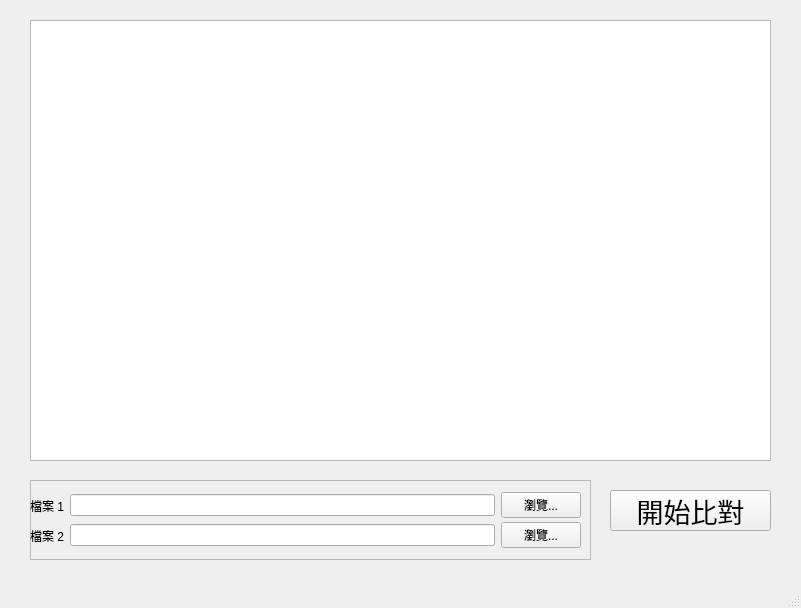
Qt form ui/main.ui (YiHaoLin1207/DataCompare) before a commit.
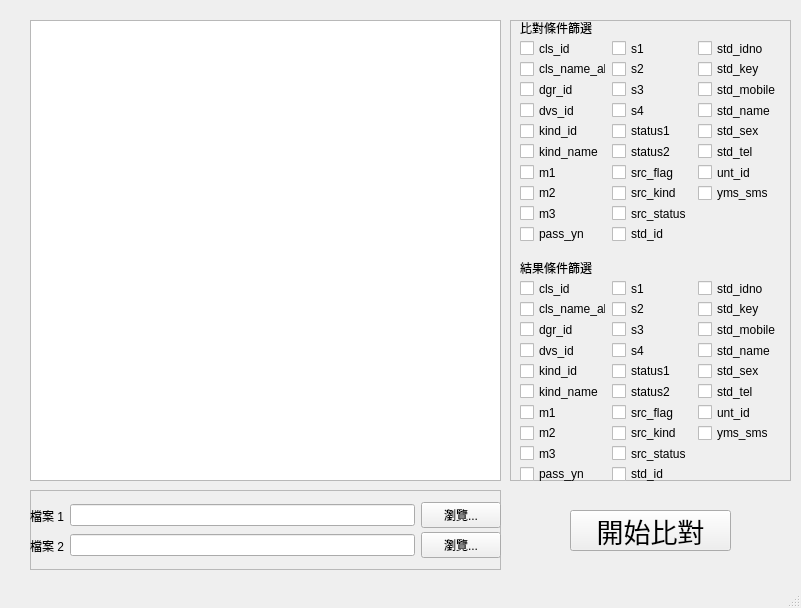
The same form after that commit.

Patch:
```diff
--- a/ui/main.ui
+++ b/ui/main.ui
@@ -20,8 +20,8 @@
    <widget class="QPushButton" name="startBtn">
     <property name="geometry">
      <rect>
-      <x>610</x>
-      <y>490</y>
+      <x>570</x>
+      <y>510</y>
       <width>161</width>
       <height>41</height>
      </rect>
@@ -46,8 +46,8 @@
      <rect>
       <x>30</x>
       <y>20</y>
-      <width>741</width>
-      <height>441</height>
+      <width>471</width>
+      <height>461</height>
      </rect>
     </property>
    </widget>
@@ -65,8 +65,8 @@
     <property name="geometry">
      <rect>
       <x>30</x>
-      <y>480</y>
-      <width>561</width>
+      <y>490</y>
+      <width>471</width>
       <height>80</height>
      </rect>
     </property>
@@ -81,7 +81,7 @@
       <rect>
        <x>0</x>
        <y>40</y>
-       <width>551</width>
+       <width>471</width>
        <height>31</height>
       </rect>
      </property>
@@ -108,12 +108,12 @@
       </item>
      </layout>
     </widget>
-    <widget class="QWidget" name="">
+    <widget class="QWidget" name="layoutWidget">
      <property name="geometry">
       <rect>
        <x>0</x>
        <y>10</y>
-       <width>551</width>
+       <width>471</width>
        <height>31</height>
       </rect>
      </property>
@@ -141,6 +141,452 @@
      </layout>
     </widget>
    </widget>
+   <widget class="QFrame" name="frame_2">
+    <property name="geometry">
+     <rect>
+      <x>510</x>
+      <y>20</y>
+      <width>281</width>
+      <height>461</height>
+     </rect>
+    </property>
+    <property name="frameShape">
+     <enum>QFrame::StyledPanel</enum>
+    </property>
+    <property name="frameShadow">
+     <enum>QFrame::Raised</enum>
+    </property>
+    <widget class="QWidget" name="layoutWidget_2">
+     <property name="geometry">
+      <rect>
+       <x>10</x>
+       <y>240</y>
+       <width>261</width>
+       <height>221</height>
+      </rect>
+     </property>
+     <layout class="QGridLayout" name="gridLayout_2">
+      <item row="0" column="0">
+       <widget class="QLabel" name="result_condition">
+        <property name="text">
+         <string>結果條件篩選</string>
+        </property>
+       </widget>
+      </item>
+      <item row="1" column="0">
+       <widget class="QCheckBox" name="result_cls_id">
+        <property name="text">
+         <string>cls_id</string>
+        </property>
+       </widget>
+      </item>
+      <item row="1" column="1">
+       <widget class="QCheckBox" name="result_s1">
+        <property name="text">
+         <string>s1</string>
+        </property>
+       </widget>
+      </item>
+      <item row="1" column="2">
+       <widget class="QCheckBox" name="result_std_idno">
+        <property name="text">
+         <string>std_idno</string>
+        </property>
+       </widget>
+      </item>
+      <item row="2" column="0">
+       <widget class="QCheckBox" name="result_cls_name_abr">
+        <property name="text">
+         <string>cls_name_abr</string>
+        </property>
+       </widget>
+      </item>
+      <item row="2" column="1">
+       <widget class="QCheckBox" name="result_s2">
+        <property name="text">
+         <string>s2</string>
+        </property>
+       </widget>
+      </item>
+      <item row="2" column="2">
+       <widget class="QCheckBox" name="result_std_key">
+        <property name="text">
+         <string>std_key</string>
+        </property>
+       </widget>
+      </item>
+      <item row="3" column="0">
+       <widget class="QCheckBox" name="result_dgr_id">
+        <property name="text">
+         <string>dgr_id</string>
+        </property>
+       </widget>
+      </item>
+      <item row="3" column="1">
+       <widget class="QCheckBox" name="result_s3">
+        <property name="text">
+         <string>s3</string>
+        </property>
+       </widget>
+      </item>
+      <item row="3" column="2">
+       <widget class="QCheckBox" name="result_std_mobile">
+        <property name="text">
+         <string>std_mobile</string>
+        </property>
+       </widget>
+      </item>
+      <item row="4" column="0">
+       <widget class="QCheckBox" name="result_dvs_id">
+        <property name="text">
+         <string>dvs_id</string>
+        </property>
+       </widget>
+      </item>
+      <item row="4" column="1">
+       <widget class="QCheckBox" name="result_s4">
+        <property name="text">
+         <string>s4</string>
+        </property>
+       </widget>
+      </item>
+      <item row="4" column="2">
+       <widget class="QCheckBox" name="result_std_name">
+        <property name="text">
+         <string>std_name</string>
+        </property>
+       </widget>
+      </item>
+      <item row="5" column="0">
+       <widget class="QCheckBox" name="result_kind_id">
+        <property name="text">
+         <string>kind_id</string>
+        </property>
+       </widget>
+      </item>
+      <item row="5" column="1">
+       <widget class="QCheckBox" name="result_status1">
+        <property name="text">
+         <string>status1</string>
+        </property>
+       </widget>
+      </item>
+      <item row="5" column="2">
+       <widget class="QCheckBox" name="result_std_sex">
+        <property name="text">
+         <string>std_sex</string>
+        </property>
+       </widget>
+      </item>
+      <item row="6" column="0">
+       <widget class="QCheckBox" name="result_kind_name">
+        <property name="text">
+         <string>kind_name</string>
+        </property>
+       </widget>
+      </item>
+      <item row="6" column="1">
+       <widget class="QCheckBox" name="result_status2">
+        <property name="text">
+         <string>status2</string>
+        </property>
+       </widget>
+      </item>
+      <item row="6" column="2">
+       <widget class="QCheckBox" name="result_std_tel">
+        <property name="text">
+         <string>std_tel</string>
+        </property>
+       </widget>
+      </item>
+      <item row="7" column="0">
+       <widget class="QCheckBox" name="result_m1">
+        <property name="text">
+         <string>m1</string>
+        </property>
+       </widget>
+      </item>
+      <item row="7" column="1">
+       <widget class="QCheckBox" name="result_src_flag">
+        <property name="text">
+         <string>src_flag</string>
+        </property>
+       </widget>
+      </item>
+      <item row="7" column="2">
+       <widget class="QCheckBox" name="result_unt_id">
+        <property name="text">
+         <string>unt_id</string>
+        </property>
+       </widget>
+      </item>
+      <item row="8" column="0">
+       <widget class="QCheckBox" name="result_m2">
+        <property name="text">
+         <string>m2</string>
+        </property>
+       </widget>
+      </item>
+      <item row="8" column="1">
+       <widget class="QCheckBox" name="result_src_kind">
+        <property name="text">
+         <string>src_kind</string>
+        </property>
+       </widget>
+      </item>
+      <item row="8" column="2">
+       <widget class="QCheckBox" name="result_yms_sms">
+        <property name="text">
+         <string>yms_sms</string>
+        </property>
+       </widget>
+      </item>
+      <item row="9" column="0">
+       <widget class="QCheckBox" name="result_m3">
+        <property name="text">
+         <string>m3</string>
+        </property>
+       </widget>
+      </item>
+      <item row="9" column="1">
+       <widget class="QCheckBox" name="result_src_status">
+        <property name="text">
+         <string>src_status</string>
+        </property>
+       </widget>
+      </item>
+      <item row="10" column="0">
+       <widget class="QCheckBox" name="result_pass_yn">
+        <property name="text">
+         <string>pass_yn</string>
+        </property>
+       </widget>
+      </item>
+      <item row="10" column="1">
+       <widget class="QCheckBox" name="result_std_id">
+        <property name="text">
+         <string>std_id</string>
+        </property>
+       </widget>
+      </item>
+     </layout>
+    </widget>
+    <widget class="QWidget" name="">
+     <property name="geometry">
+      <rect>
+       <x>10</x>
+       <y>0</y>
+       <width>261</width>
+       <height>221</height>
+      </rect>
+     </property>
+     <layout class="QGridLayout" name="gridLayout">
+      <item row="0" column="0">
+       <widget class="QLabel" name="select_condition">
+        <property name="text">
+         <string>比對條件篩選</string>
+        </property>
+       </widget>
+      </item>
+      <item row="1" column="0">
+       <widget class="QCheckBox" name="compare_cls_id">
+        <property name="text">
+         <string>cls_id</string>
+        </property>
+       </widget>
+      </item>
+      <item row="1" column="1">
+       <widget class="QCheckBox" name="compare_s1">
+        <property name="text">
+         <string>s1</string>
+        </property>
+       </widget>
+      </item>
+      <item row="1" column="2">
+       <widget class="QCheckBox" name="compare_std_idno">
+        <property name="text">
+         <string>std_idno</string>
+        </property>
+       </widget>
+      </item>
+      <item row="2" column="0">
+       <widget class="QCheckBox" name="compare_cls_name_abr">
+        <property name="text">
+         <string>cls_name_abr</string>
+        </property>
+       </widget>
+      </item>
+      <item row="2" column="1">
+       <widget class="QCheckBox" name="compare_s2">
+        <property name="text">
+         <string>s2</string>
+        </property>
+       </widget>
+      </item>
+      <item row="2" column="2">
+       <widget class="QCheckBox" name="compare_std_key">
+        <property name="text">
+         <string>std_key</string>
+        </property>
+       </widget>
+      </item>
+      <item row="3" column="0">
+       <widget class="QCheckBox" name="compare_dgr_id">
+        <property name="text">
+         <string>dgr_id</string>
+        </property>
+       </widget>
+      </item>
+      <item row="3" column="1">
+       <widget class="QCheckBox" name="compare_s3">
+        <property name="text">
+         <string>s3</string>
+        </property>
+       </widget>
+      </item>
+      <item row="3" column="2">
+       <widget class="QCheckBox" name="compare_std_mobile">
+        <property name="text">
+         <string>std_mobile</string>
+        </property>
+       </widget>
+      </item>
+      <item row="4" column="0">
+       <widget class="QCheckBox" name="compare_dvs_id">
+        <property name="text">
+         <string>dvs_id</string>
+        </property>
+       </widget>
+      </item>
+      <item row="4" column="1">
+       <widget class="QCheckBox" name="compare_s4">
+        <property name="text">
+         <string>s4</string>
+        </property>
+       </widget>
+      </item>
+      <item row="4" column="2">
+       <widget class="QCheckBox" name="compare_std_name">
+        <property name="text">
+         <string>std_name</string>
+        </property>
+       </widget>
+      </item>
+      <item row="5" column="0">
+       <widget class="QCheckBox" name="compare_kind_id">
+        <property name="text">
+         <string>kind_id</string>
+        </property>
+       </widget>
+      </item>
+      <item row="5" column="1">
+       <widget class="QCheckBox" name="compare_status1">
+        <property name="text">
+         <string>status1</string>
+        </property>
+       </widget>
+      </item>
+      <item row="5" column="2">
+       <widget class="QCheckBox" name="compare_std_sex">
+        <property name="text">
+         <string>std_sex</string>
+        </property>
+       </widget>
+      </item>
+      <item row="6" column="0">
+       <widget class="QCheckBox" name="compare_kind_name">
+        <property name="text">
+         <string>kind_name</string>
+        </property>
+       </widget>
+      </item>
+      <item row="6" column="1">
+       <widget class="QCheckBox" name="compare_status2">
+        <property name="text">
+         <string>status2</string>
+        </property>
+       </widget>
+      </item>
+      <item row="6" column="2">
+       <widget class="QCheckBox" name="compare_std_tel">
+        <property name="text">
+         <string>std_tel</string>
+        </property>
+       </widget>
+      </item>
+      <item row="7" column="0">
+       <widget class="QCheckBox" name="compare_m1">
+        <property name="text">
+         <string>m1</string>
+        </property>
+       </widget>
+      </item>
+      <item row="7" column="1">
+       <widget class="QCheckBox" name="compare_src_flag">
+        <property name="text">
+         <string>src_flag</string>
+        </property>
+       </widget>
+      </item>
+      <item row="7" column="2">
+       <widget class="QCheckBox" name="compare_unt_id">
+        <property name="text">
+         <string>unt_id</string>
+        </property>
+       </widget>
+      </item>
+      <item row="8" column="0">
+       <widget class="QCheckBox" name="compare_m2">
+        <property name="text">
+         <string>m2</string>
+        </property>
+       </widget>
+      </item>
+      <item row="8" column="1">
+       <widget class="QCheckBox" name="compare_src_kind">
+        <property name="text">
+         <string>src_kind</string>
+        </property>
+       </widget>
+      </item>
+      <item row="8" column="2">
+       <widget class="QCheckBox" name="compare_yms_sms">
+        <property name="text">
+         <string>yms_sms</string>
+        </property>
+       </widget>
+      </item>
+      <item row="9" column="0">
+       <widget class="QCheckBox" name="compare_m3">
+        <property name="text">
+         <string>m3</string>
+        </property>
+       </widget>
+      </item>
+      <item row="9" column="1">
+       <widget class="QCheckBox" name="compare_src_status">
+        <property name="text">
+         <string>src_status</string>
+        </property>
+       </widget>
+      </item>
+      <item row="10" column="0">
+       <widget class="QCheckBox" name="compare_pass_yn">
+        <property name="text">
+         <string>pass_yn</string>
+        </property>
+       </widget>
+      </item>
+      <item row="10" column="1">
+       <widget class="QCheckBox" name="compare_std_id">
+        <property name="text">
+         <string>std_id</string>
+        </property>
+       </widget>
+      </item>
+     </layout>
+    </widget>
+   </widget>
   </widget>
   <widget class="QStatusBar" name="statusbar"/>
  </widget>
```
